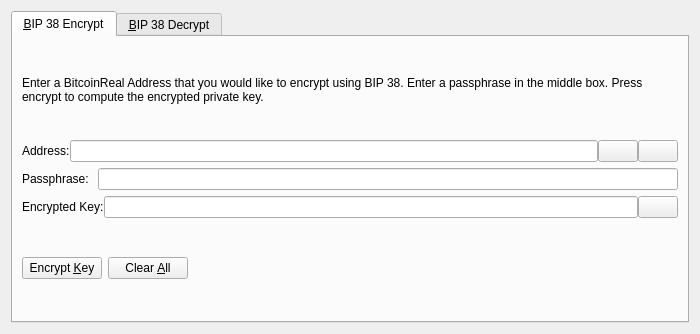
bitcoinreal/BitcoinReal, file src/qt/forms/bip38tooldialog.ui: the form before one commit.
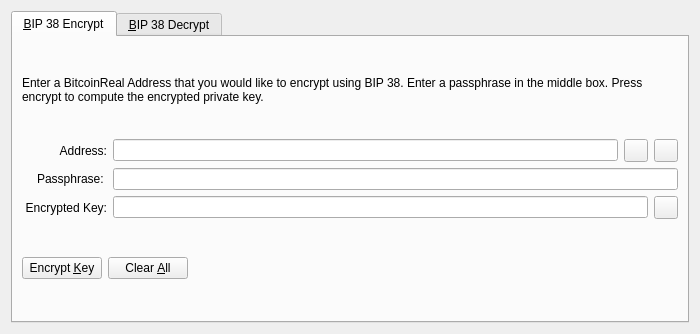
The form after the commit. The open tabs and pages were chosen to show the change. Icons and pictures are not drawn. Custom widgets are drawn as their Qt base class.

What changed in the file:
```diff
--- a/src/qt/forms/bip38tooldialog.ui
+++ b/src/qt/forms/bip38tooldialog.ui
@@ -42,11 +42,17 @@
        </item>
        <item>
         <layout class="QHBoxLayout" name="horizontalLayout_1_ENC">
-         <property name="spacing">
-          <number>0</number>
-         </property>
          <item>
           <widget class="QLabel" name="label_5">
+           <property name="alignment">
+            <set>Qt::AlignRight|Qt::AlignTrailing|Qt::AlignVCenter</set>
+           </property>
+           <property name="minimumSize">
+            <size>
+             <width>85</width>
+             <height>0</height>
+            </size>
+           </property>
            <property name="text">
             <string>Address:</string>
            </property>
@@ -60,7 +66,7 @@
           </widget>
          </item>
          <item>
-          <widget class="QPushButton" name="addressBookButton_ENC">
+          <widget class="QToolButton" name="addressBookButton_ENC">
            <property name="toolTip">
             <string>Choose previously used address</string>
            </property>
@@ -74,13 +80,10 @@
            <property name="shortcut">
             <string>Alt+A</string>
            </property>
-           <property name="autoDefault">
-            <bool>false</bool>
-           </property>
           </widget>
          </item>
          <item>
-          <widget class="QPushButton" name="pasteButton_ENC">
+          <widget class="QToolButton" name="pasteButton_ENC">
            <property name="toolTip">
             <string>Paste address from clipboard</string>
            </property>
@@ -94,9 +97,6 @@
            <property name="shortcut">
             <string>Alt+P</string>
            </property>
-           <property name="autoDefault">
-            <bool>false</bool>
-           </property>
           </widget>
          </item>
         </layout>
@@ -105,6 +105,15 @@
         <layout class="QHBoxLayout" name="horizontalLayout_5">
          <item>
           <widget class="QLabel" name="label_6">
+           <property name="alignment">
+            <set>Qt::AlignRight|Qt::AlignTrailing|Qt::AlignVCenter</set>
+           </property>
+           <property name="minimumSize">
+            <size>
+             <width>85</width>
+             <height>0</height>
+            </size>
+           </property>
            <property name="text">
             <string>Passphrase: </string>
            </property>
@@ -121,11 +130,17 @@
        </item>
        <item>
         <layout class="QHBoxLayout" name="horizontalLayout_2_ENC">
-         <property name="spacing">
-          <number>0</number>
-         </property>
          <item>
           <widget class="QLabel" name="encryptedKeyLabel_ENC">
+           <property name="alignment">
+            <set>Qt::AlignRight|Qt::AlignTrailing|Qt::AlignVCenter</set>
+           </property>
+           <property name="minimumSize">
+            <size>
+             <width>85</width>
+             <height>0</height>
+            </size>
+           </property>
            <property name="text">
             <string>Encrypted Key:</string>
            </property>
@@ -147,7 +162,7 @@
           </widget>
          </item>
          <item>
-          <widget class="QPushButton" name="copyKeyButton_ENC">
+          <widget class="QToolButton" name="copyKeyButton_ENC">
            <property name="toolTip">
             <string>Copy the current signature to the system clipboard</string>
            </property>
@@ -158,9 +173,6 @@
             <iconset resource="../bitcoinreal.qrc">
              <normaloff>:/icons/editcopy</normaloff>:/icons/editcopy</iconset>
            </property>
-           <property name="autoDefault">
-            <bool>false</bool>
-           </property>
           </widget>
          </item>
         </layout>
```
Left out of the diff: 50 changed lines with no effect on the pictures.
